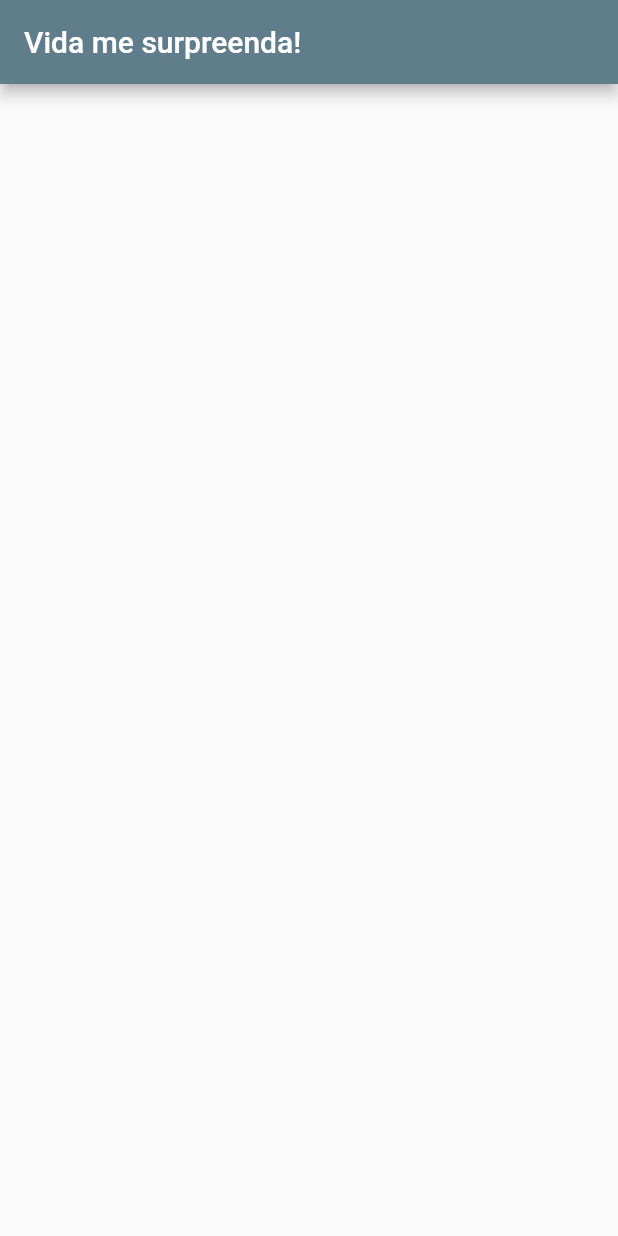
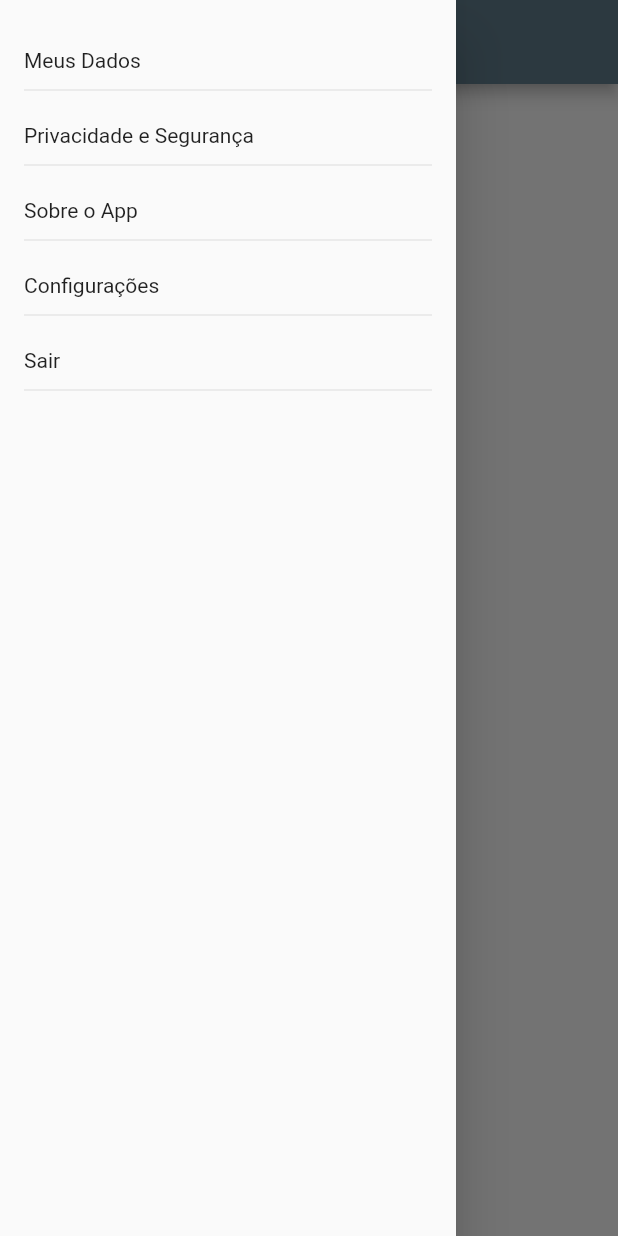
Before and after one commit to MarcusVNT/trilhaapp, a Flutter app: the MainPage screen opened directly, with the side drawer open (before the commit the screen has no drawer), on a phone screen of 412 x 824 dp. Run offline on Flutter 3.47's test engine with Material 2 defaults, Android fonts, the phone set to English and light mode, and no system bars; our stand-ins replace google_fonts; network calls fail.

Commit message:
Add drawer on the main page

```diff
--- a/lib/pages/main_page.dart
+++ b/lib/pages/main_page.dart
@@ -10,8 +10,78 @@ class MainPage extends StatefulWidget {
 class _MainPageState extends State<MainPage> {
   @override
   Widget build(BuildContext context) {
-    return Scaffold(
-      appBar: AppBar(title: const Text("Vida me surpreenda!")),
+    return SafeArea(
+      child: Scaffold(
+        appBar: AppBar(title: const Text("Vida me surpreenda!")),
+        drawer: Drawer(
+            child: Padding(
+          padding: const EdgeInsets.symmetric(horizontal: 16, vertical: 28),
+          child: Column(
+            crossAxisAlignment: CrossAxisAlignment.start,
+            children: [
+              InkWell(
+                child: Container(
+                    padding: const EdgeInsets.symmetric(vertical: 4),
+                    width: double.infinity,
+                    child: const Text("Meus Dados")),
+                onTap: () {
+                  ScaffoldMessenger.of(context).showSnackBar(const SnackBar(
+                      content: Text("Dados do usuário clicado!")));
+                },
+              ),
+              const Divider(),
+              const SizedBox(height: 10),
+              InkWell(
+                child: Container(
+                    padding: const EdgeInsets.symmetric(vertical: 4),
+                    width: double.infinity,
+                    child: const Text("Privacidade e Segurança")),
+                onTap: () {
+                  ScaffoldMessenger.of(context).showSnackBar(const SnackBar(
+                      content: Text("Privacidade e Segurança clicado!")));
+                },
+              ),
+              const Divider(),
+              const SizedBox(height: 10),
+              InkWell(
+                child: Container(
+                    padding: const EdgeInsets.symmetric(vertical: 4),
+                    width: double.infinity,
+                    child: const Text("Sobre o App")),
+                onTap: () {
+                  ScaffoldMessenger.of(context).showSnackBar(
+                      const SnackBar(content: Text("Sobre o App clicado!")));
+                },
+              ),
+              const Divider(),
+              const SizedBox(height: 10),
+              InkWell(
+                child: Container(
+                    padding: const EdgeInsets.symmetric(vertical: 4),
+                    width: double.infinity,
+                    child: const Text("Configurações")),
+                onTap: () {
+                  ScaffoldMessenger.of(context).showSnackBar(
+                      const SnackBar(content: Text("Configurações clicado!")));
+                },
+              ),
+              const Divider(),
+              const SizedBox(height: 10),
+              InkWell(
+                child: Container(
+                    padding: const EdgeInsets.symmetric(vertical: 4),
+                    width: double.infinity,
+                    child: const Text("Sair")),
+                onTap: () {
+                  ScaffoldMessenger.of(context).showSnackBar(
+                      const SnackBar(content: Text("Sair clicado!")));
+                },
+              ),
+              const Divider(),
+            ],
+          ),
+        )),
+      ),
     );
   }
 }
```
